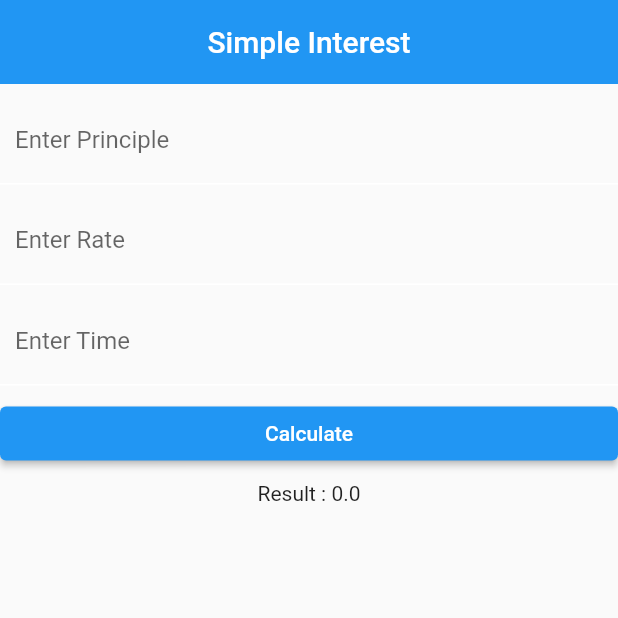
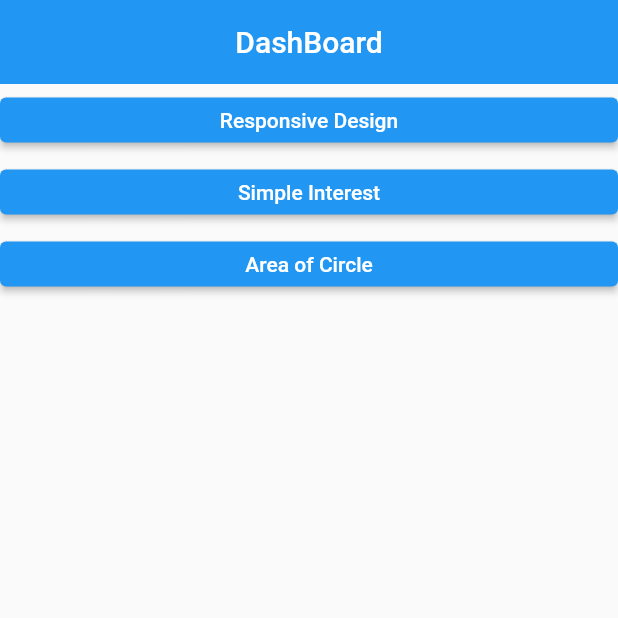
Before and after one commit to shreetiranjit/First_flutter-Mobile-, a Flutter app: the screen it shows after launch, on a phone screen of 412 x 824 dp, the top half of it. Run offline on Flutter 3.47's test engine with Material 2 defaults, Android fonts, the phone set to English and light mode, and no system bars.

Commit message:
navigation done

```diff
--- a/lib/app.dart
+++ b/lib/app.dart
@@ -1,4 +1,6 @@
+import 'package:first_flutter_application/view/area_of_circle.dart';
 import 'package:first_flutter_application/view/arithmetic_screen.dart';
+import 'package:first_flutter_application/view/dashboard.dart';
 import 'package:flutter/material.dart';
 
 class App extends StatelessWidget {
@@ -7,14 +9,13 @@ class App extends StatelessWidget {
   @override
   Widget build(BuildContext context) {
     return MaterialApp(
-      home: Scaffold(
-        appBar: AppBar(
-          title: const Text("Simple Interest"),
-          centerTitle: true,
-          elevation: 0,
-        ),
-        body: const SimpleInterestView(),
-      ),
+      debugShowCheckedModeBanner: false,
+      initialRoute: '/',
+      routes: {
+        '/': (context) => const Dashboard(),
+        '/simpleinterest': (context) => const SimpleInterestView(),
+        '/areaofcircle': (context) => const AreaOfCircleView(),
+      },
     );
   }
 }
--- /dev/null
+++ b/lib/model/area_circle_logic.dart
@@ -0,0 +1,5 @@
+class AreaCircle {
+  double scircle(double radius) {
+    return (3.14 * radius * radius);
+  }
+}
--- /dev/null
+++ b/lib/view/dashboard.dart
@@ -0,0 +1,47 @@
+import 'package:flutter/material.dart';
+
+class Dashboard extends StatelessWidget {
+  const Dashboard({super.key});
+
+  @override
+  Widget build(BuildContext context) {
+    return Scaffold(
+      appBar: AppBar(
+        title: const Text("DashBoard"),
+        centerTitle: true,
+        elevation: 0,
+      ),
+      body: SingleChildScrollView(
+        child: Column(
+          children: [
+            ElevatedButton(
+              onPressed: () {},
+              style: ElevatedButton.styleFrom(
+                minimumSize: const Size(double.infinity, 30),
+              ),
+              child: const Text("Responsive Design"),
+            ),
+            ElevatedButton(
+              onPressed: () {
+                Navigator.pushNamed(context, '/simpleinterest');
+              },
+              style: ElevatedButton.styleFrom(
+                minimumSize: const Size(double.infinity, 30),
+              ),
+              child: const Text("Simple Interest"),
+            ),
+            ElevatedButton(
+              onPressed: () {
+                Navigator.pushNamed(context, '/areaofcircle');
+              },
+              style: ElevatedButton.styleFrom(
+                minimumSize: const Size(double.infinity, 30),
+              ),
+              child: const Text("Area of Circle"),
+            ),
+          ],
+        ),
+      ),
+    );
+  }
+}
```
Also changed, not shown: lib/view/area_of_circle.dart (added, +86 -0 lines), lib/view/arithmetic_screen.dart (+40 -11 lines), lib/view/responsivedesign.dart (added, +97 -0 lines).
